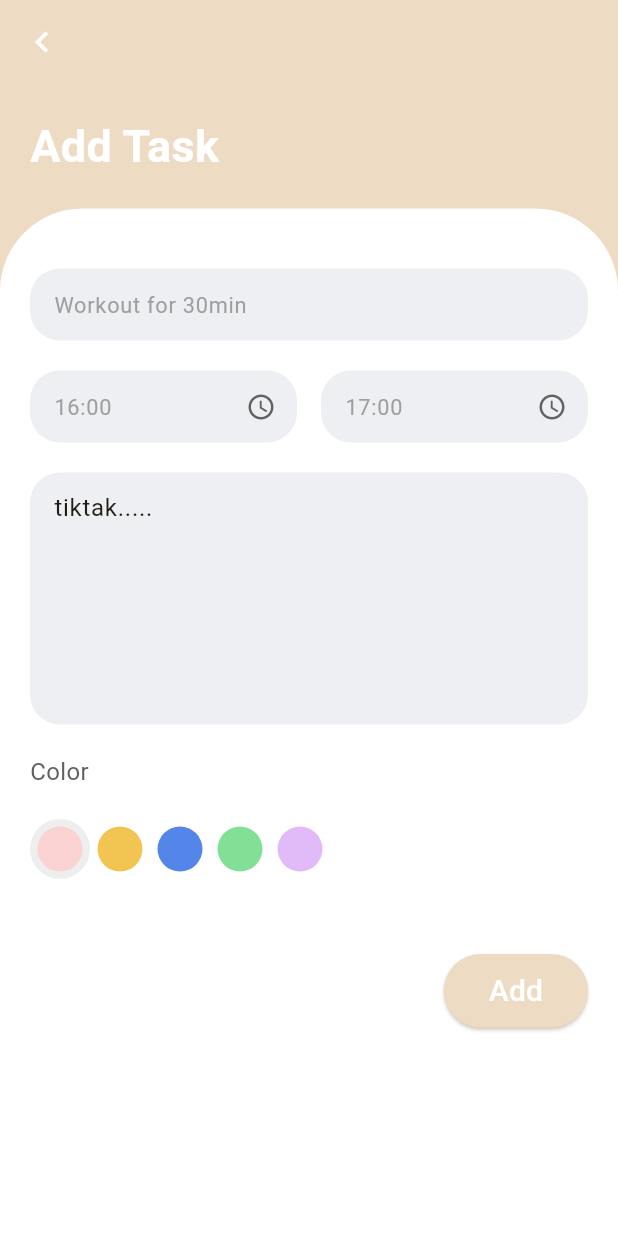
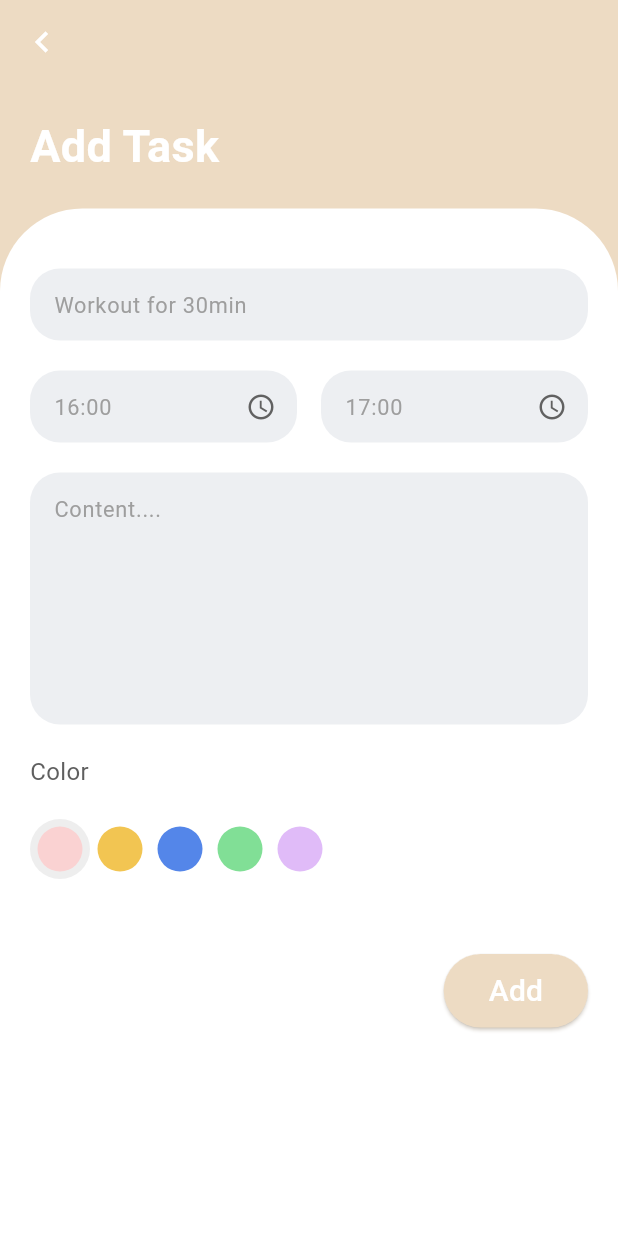
Before and after one commit to ilhemGn/ToDo_List_V2, a Flutter app: the screen it shows once a user with an empty profile is signed in, after a tap on the "add circle" icon, on a phone screen of 412 x 824 dp. Run offline on Flutter 3.47's test engine with Material 2 defaults, Android fonts, the phone set to English and light mode, and no system bars; our stand-ins replace cloud_firestore, firebase_auth, firebase_core, firebase_messaging, firebase_storage, flutter_riverpod and 2 more; accounts and stored records are empty; network calls fail.

Commit message:
update tasks and user data

```diff
--- a/lib/providers/user_provider.dart
+++ b/lib/providers/user_provider.dart
@@ -20,7 +20,7 @@ class UserNotifier extends StateNotifier<User> {
     state = state.copyWith(image: image);
   }
 
-  void changeAllUserData(String name, String email, int phone, String image) {
+  void updateUserData(String name, String email, int phone, String image) {
     state = state.copyWith(
       name: name,
       email: email,
--- a/lib/screens/home_screen.dart
+++ b/lib/screens/home_screen.dart
@@ -1,3 +1,4 @@
+import 'package:firebase_messaging/firebase_messaging.dart';
 import 'package:flutter/material.dart';
 import 'package:todo_list_v2/constants.dart';
 import 'package:todo_list_v2/models/task_model.dart';
@@ -22,9 +23,19 @@ class HomeScreen extends ConsumerStatefulWidget {
 class _HomeScreenState extends ConsumerState<HomeScreen> {
   late List<Task> userTasks;
 
+  void _setUpNotification() async {
+    final fcm = FirebaseMessaging.instance;
+    await fcm.requestPermission();
+    final token = await fcm.getToken();
+    print(token);
+    //notification text to add a new task
+    await fcm.subscribeToTopic('addTask');
+  }
+
   @override
   void initState() {
     _getUserData();
+    _setUpNotification();
     super.initState();
   }
 
@@ -36,7 +47,7 @@ class _HomeScreenState extends ConsumerState<HomeScreen> {
         .doc(currentUser!.uid)
         .get();
     //update user data in provider
-    ref.read(userProvider.notifier).changeAllUserData(
+    ref.read(userProvider.notifier).updateUserData(
         userData.data()!['username'],
         userData.data()!['email'],
         int.parse(userData.data()!['phone']),
@@ -86,7 +97,7 @@ class _HomeScreenState extends ConsumerState<HomeScreen> {
                       leading: CircleAvatar(
                         backgroundColor: kStartColor,
                         backgroundImage: NetworkImage(userImage),
-                        child: const Icon(Icons.person, color: Colors.white),
+                        //child: const Icon(Icons.person, color: Colors.white),
                       ),
                       title: Text('Hi $username', style: kStyleAppBarTitle),
                       subtitle: const Text('Good Morning'),
@@ -146,9 +157,19 @@ class _HomeScreenState extends ConsumerState<HomeScreen> {
                 ],
               ),
               Expanded(
-                child: TasksList(
-                  todos: userTasks,
-                ),
+                child: userTasks.isEmpty
+                    ? const Center(
+                        child: Text(' Start adding some tasks ',
+                            style: TextStyle(
+                              // add style //
+                              color: Colors.grey,
+                              fontSize: 20,
+                              fontWeight: FontWeight.bold,
+                            )),
+                      )
+                    : TasksList(
+                        todos: userTasks,
+                      ),
               )
             ],
           ),
--- a/lib/screens/task_details.dart
+++ b/lib/screens/task_details.dart
@@ -3,6 +3,7 @@ import 'package:firebase_auth/firebase_auth.dart';
 import 'package:flutter/material.dart';
 import 'package:todo_list_v2/constants.dart';
 import 'package:todo_list_v2/models/task_model.dart';
+import 'package:todo_list_v2/screens/home_screen.dart';
 import 'package:todo_list_v2/widgets/input_field.dart';
 import 'package:todo_list_v2/widgets/round_button.dart';
 import 'package:todo_list_v2/providers/tasks_provider.dart';
@@ -29,8 +30,17 @@ class _TaskDetailsState extends ConsumerState<TaskDetails> {
   String _taskStartTime = '18:00';
   String _taskEndTime = '19:00';
   String _taskDescript = '';
+  bool _isLoading = false;
 
-  int selectedIndex = 0;
+  late int selectedIndex;
+
+  @override
+  void initState() {
+    selectedIndex =
+        widget.task != null ? colors.indexOf(widget.task!.color) : 0;
+    super.initState();
+  }
+
   void _addTask() {
     if (_formKey.currentState!.validate()) {
       _formKey.currentState!.save();
@@ -49,6 +59,9 @@ class _TaskDetailsState extends ConsumerState<TaskDetails> {
           endTime: _taskEndTime,
           color: taskColor);
 
+      setState(() {
+        _isLoading = true;
+      });
       ref.read(userTasksProvider.notifier).addTask(newTask);
       try {
         //store new task in firestore
@@ -64,6 +77,65 @@ class _TaskDetailsState extends ConsumerState<TaskDetails> {
         });
       } catch (error) {
         print(error);
+      }
+      setState(() {
+        _isLoading = false;
+      });
+    }
+    return;
+  }
+
+  void _updateTask() async {
+    if (_formKey.currentState!.validate()) {
+      _formKey.currentState!.save();
+      Color taskColor = colors.elementAt(selectedIndex);
+      String newHexColor = taskColor
+          .toString()
+          .replaceAll('Color', "")
+          .replaceAll("(", "")
+          .replaceAll(")", "");
+      Task updatedTask = Task(
+          id: userId + _taskTitle,
+          title: _taskTitle,
+          description: _taskDescript,
+          startTime: _taskStartTime,
+          endTime: _taskEndTime,
+          color: taskColor);
+      ref.read(userTasksProvider.notifier).updateTask(updatedTask);
+
+      setState(() {
+        _isLoading = true;
+      });
+
+      try {
+        //update task in firestore
+        var taskRef = FirebaseFirestore.instance
+            .collection('tasks')
+            .where('userId', isEqualTo: userId)
+            .get();
+
+        for (var task in (await taskRef).docs) {
+          if (task['id'] == widget.task!.id) {
+            task.reference.update({
+              'id': updatedTask.id,
+              'title': updatedTask.title,
+              'description': updatedTask.description,
+              'start time': updatedTask.startTime,
+              'end time': updatedTask.endTime,
+              'color': newHexColor,
+            });
+          }
+        }
+      } catch (error) {
+        print(error);
+      }
+      setState(() {
+        _isLoading = false;
+      });
+      //update task in provider
+      if (mounted) {
+        Navigator.push(context,
+            MaterialPageRoute(builder: (context) => const HomeScreen()));
       }
     }
     return;
@@ -94,13 +166,13 @@ class _TaskDetailsState extends ConsumerState<TaskDetails> {
       body: SafeArea(
         child: Column(
           children: [
-            const Padding(
-              padding: EdgeInsets.all(20),
+            Padding(
+              padding: const EdgeInsets.all(20),
               child: Align(
                 alignment: Alignment.centerLeft,
                 child: Text(
-                  'Add Task',
-                  style: TextStyle(
+                  widget.task != null ? 'Edit Task' : 'Add Task',
+                  style: const TextStyle(
                       fontSize: 30,
                       color: Colors.white,
                       fontWeight: FontWeight.bold),
@@ -189,8 +261,7 @@ class _TaskDetailsState extends ConsumerState<TaskDetails> {
                         ),
                         const SizedBox(height: 20),
                         InputFormField(
-                          initialValue:
-                              widget.task?.description ?? 'tiktak.....',
+                          initialValue: widget.task?.description ?? '',
                           maxLines: 6,
                           hint: 'Content....',
                           prefixIcon: null,
@@ -224,13 +295,7 @@ class _TaskDetailsState extends ConsumerState<TaskDetails> {
                               itemCount: colors.length,
                               itemBuilder: (context, index) {
                                 return TaskColor(
-                                  isSelected:
-                                      widget.task?.color == colors[index]
-                                          ? true
-                                          : selectedIndex == index &&
-                                                  widget.task == null
-                                              ? true
-                                              : false,
+                                  isSelected: selectedIndex == index,
                                   color: colors[index],
                                   pressFunct: () {
                                     setState(() {
@@ -242,8 +307,16 @@ class _TaskDetailsState extends ConsumerState<TaskDetails> {
                         ),
                         const SizedBox(height: 40),
                         Align(
-                            alignment: Alignment.bottomRight,
-                            child: RoundButton(text: 'Add', onPress: _addTask)),
+                          alignment: Alignment.bottomRight,
+                          child: RoundButton(
+                            widget: _isLoading
+                                ? const CircularProgressIndicator()
+                                : null,
+                            text: widget.task != null ? 'save' : 'Add',
+                            onPress:
+                                widget.task != null ? _updateTask : _addTask,
+                          ),
+                        ),
                       ],
                     ),
                   ),
--- a/lib/widgets/round_button.dart
+++ b/lib/widgets/round_button.dart
@@ -5,9 +5,8 @@ class RoundButton extends StatelessWidget {
   final String text;
   final Color? colorText;
   final Color? backgroundColor;
-
-  /// To verifyyy
   final Function() onPress;
+  final Widget? widget;
 
   const RoundButton({
     super.key,
@@ -15,6 +14,7 @@ class RoundButton extends StatelessWidget {
     this.colorText = Colors.white,
     required this.onPress,
     this.backgroundColor = kStartColor,
+    this.widget,
   });
 
   @override
@@ -26,7 +26,7 @@ class RoundButton extends StatelessWidget {
           backgroundColor: backgroundColor,
           shadowColor: kStartColor,
         ),
-        child: Text(
+        child:widget?? Text(
           text,
           style: TextStyle(
             color: colorText,
--- a/pubspec.yaml
+++ b/pubspec.yaml
@@ -44,6 +44,7 @@ dependencies:
   cloud_firestore: ^4.8.3
   uuid: ^3.0.7
   intl: ^0.18.1
+  firebase_messaging: ^14.6.5
 
 dev_dependencies:
   flutter_test:
```
Also changed, not shown: lib/providers/tasks_provider.dart (+5 -4 lines), lib/screens/login_screen.dart (+24 -0 lines), lib/screens/profile_screen.dart (+63 -13 lines), lib/screens/register_screen.dart (+14 -0 lines), lib/screens/setting_screen.dart (+9 -3 lines), pubspec.lock, 1 other file.
